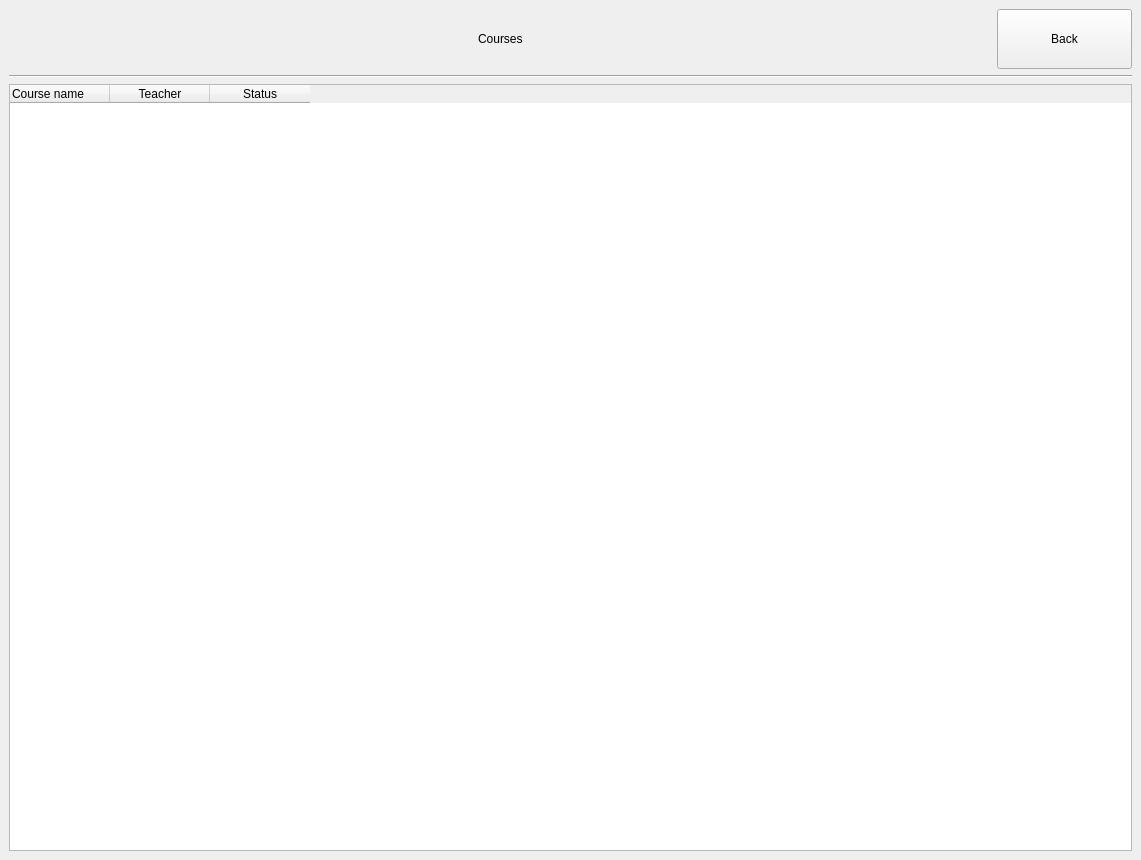
First picture: the form in main/courses.ui, repository Demonim/Simargl-Study-Project, before the edit.
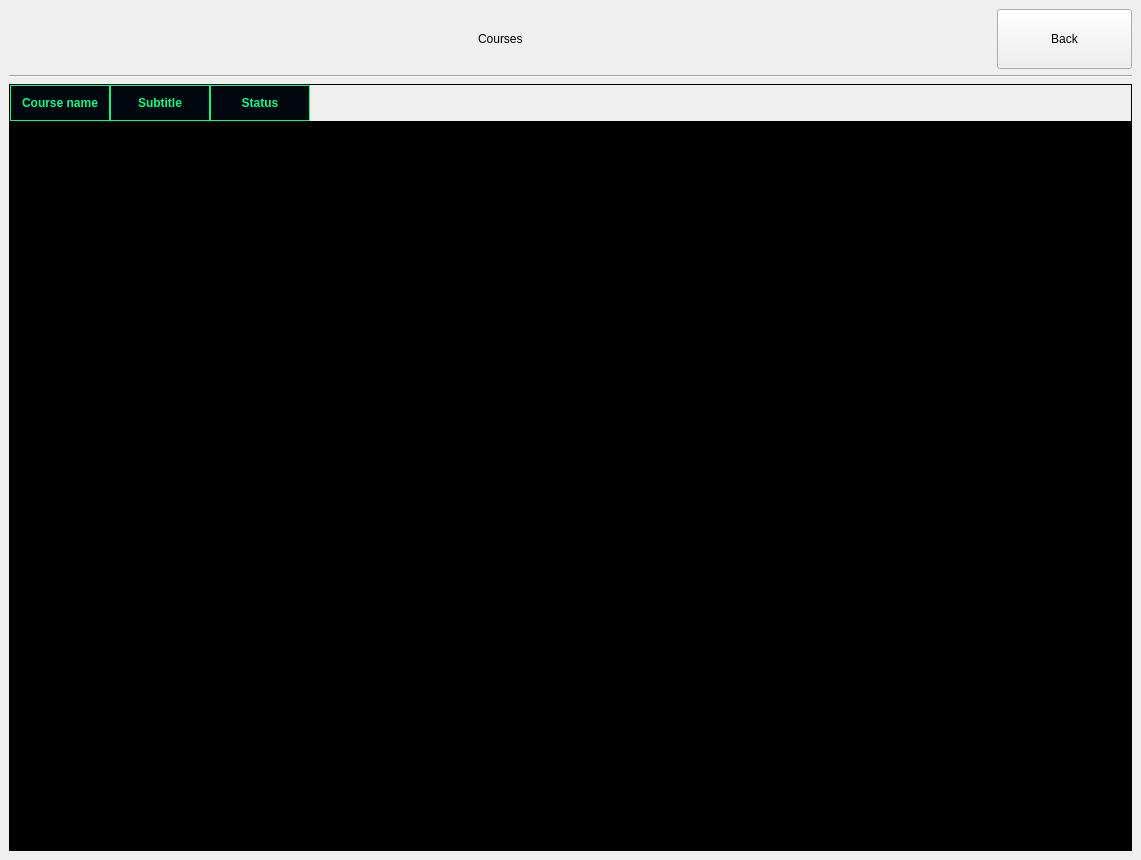
Second picture: the form after the edit.

Commit message: Courses + Notes update

The edit to the form file:
```diff
--- a/main/courses.ui
+++ b/main/courses.ui
@@ -106,17 +106,37 @@
           <height>730</height>
          </size>
         </property>
+        <property name="styleSheet">
+         <string notr="true">
+QTableWidget {
+    background-color: #000000;
+    color: rgb(102, 255, 140);
+    gridline-color: rgb(102, 255, 140);
+    font-size: 10pt;
+}
+
+QHeaderView::section {
+    background-color: #02070f;
+    color: #00ff88;
+    padding: 8px;
+    border: 1px solid #00ff88;
+    font-weight: bold;
+}
+</string>
+        </property>
         <column>
          <property name="text">
           <string>Course name</string>
          </property>
-         <property name="textAlignment">
-          <set>AlignLeading|AlignVCenter</set>
+         <property name="font">
+          <font>
+           <bold>true</bold>
+          </font>
          </property>
         </column>
         <column>
          <property name="text">
-          <string>Teacher</string>
+          <string>Subtitle</string>
          </property>
         </column>
         <column>
```
Left out of the diff: 6 changed lines with no effect on the pictures. The commit also changes 5 other files.
